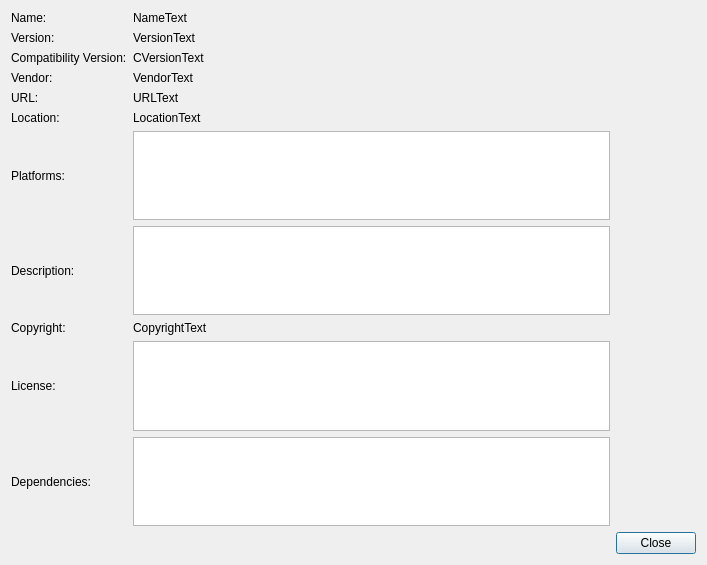
Qt form Source/Applications/DREAM3D/UI_Files/PluginDetails.ui (BlueQuartzSoftware/DREAM3D) before a commit.
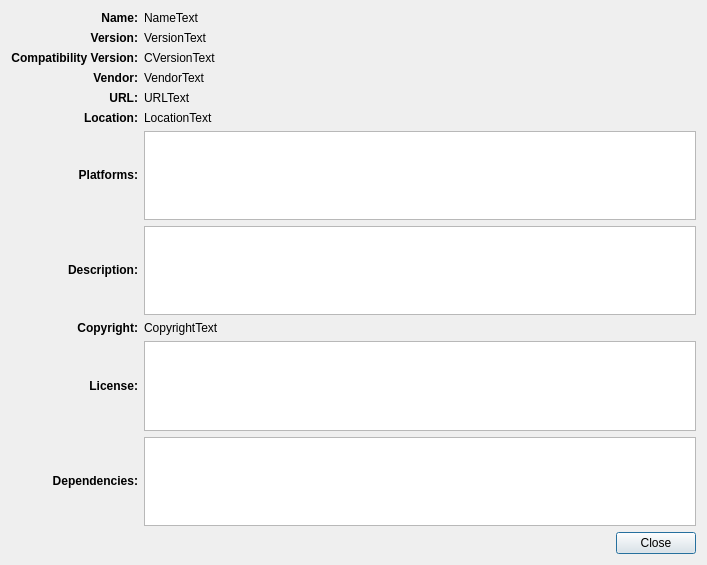
The same form after that commit.

Commit message: Updating PluginMaker to generate the description file for new plugins.

The edit to the form file:
```diff
--- a/Source/Applications/DREAM3D/UI_Files/PluginDetails.ui
+++ b/Source/Applications/DREAM3D/UI_Files/PluginDetails.ui
@@ -28,16 +28,25 @@
     </widget>
    </item>
    <item row="8" column="0">
-    <widget class="QLabel" name="label_10">
+    <widget class="QLabel" name="copyrightHeader">
      <property name="text">
-      <string>Copyright:</string>
+      <string>&lt;html&gt;&lt;head/&gt;&lt;body&gt;&lt;p&gt;&lt;span style=&quot; font-weight:600;&quot;&gt;Copyright:&lt;/span&gt;&lt;/p&gt;&lt;/body&gt;&lt;/html&gt;</string>
+     </property>
+     <property name="alignment">
+      <set>Qt::AlignRight|Qt::AlignTrailing|Qt::AlignVCenter</set>
      </property>
     </widget>
    </item>
    <item row="0" column="0">
-    <widget class="QLabel" name="label">
+    <widget class="QLabel" name="nameHeader">
+     <property name="layoutDirection">
+      <enum>Qt::LeftToRight</enum>
+     </property>
      <property name="text">
-      <string>Name:</string>
+      <string>&lt;html&gt;&lt;head/&gt;&lt;body&gt;&lt;p&gt;&lt;span style=&quot; font-weight:600;&quot;&gt;Name:&lt;/span&gt;&lt;/p&gt;&lt;/body&gt;&lt;/html&gt;</string>
+     </property>
+     <property name="alignment">
+      <set>Qt::AlignRight|Qt::AlignTrailing|Qt::AlignVCenter</set>
      </property>
     </widget>
    </item>
@@ -56,58 +65,82 @@
     </widget>
    </item>
    <item row="11" column="0">
-    <widget class="QLabel" name="label_12">
+    <widget class="QLabel" name="dependenciesHeader">
      <property name="text">
-      <string>Dependencies:</string>
+      <string>&lt;html&gt;&lt;head/&gt;&lt;body&gt;&lt;p&gt;&lt;span style=&quot; font-weight:600;&quot;&gt;Dependencies:&lt;/span&gt;&lt;/p&gt;&lt;/body&gt;&lt;/html&gt;</string>
+     </property>
+     <property name="alignment">
+      <set>Qt::AlignRight|Qt::AlignTrailing|Qt::AlignVCenter</set>
      </property>
     </widget>
    </item>
    <item row="6" column="0">
-    <widget class="QLabel" name="label_8">
+    <widget class="QLabel" name="platformsHeader">
      <property name="text">
-      <string>Platforms:</string>
+      <string>&lt;html&gt;&lt;head/&gt;&lt;body&gt;&lt;p&gt;&lt;span style=&quot; font-weight:600;&quot;&gt;Platforms:&lt;/span&gt;&lt;/p&gt;&lt;/body&gt;&lt;/html&gt;</string>
+     </property>
+     <property name="alignment">
+      <set>Qt::AlignRight|Qt::AlignTrailing|Qt::AlignVCenter</set>
      </property>
     </widget>
    </item>
    <item row="4" column="0">
-    <widget class="QLabel" name="label_6">
+    <widget class="QLabel" name="urlHeader">
      <property name="text">
-      <string>URL:</string>
+      <string>&lt;html&gt;&lt;head/&gt;&lt;body&gt;&lt;p&gt;&lt;span style=&quot; font-weight:600;&quot;&gt;URL:&lt;/span&gt;&lt;/p&gt;&lt;/body&gt;&lt;/html&gt;</string>
+     </property>
+     <property name="alignment">
+      <set>Qt::AlignRight|Qt::AlignTrailing|Qt::AlignVCenter</set>
      </property>
     </widget>
    </item>
    <item row="9" column="0">
-    <widget class="QLabel" name="label_11">
+    <widget class="QLabel" name="licenseHeader">
      <property name="text">
-      <string>License:</string>
+      <string>&lt;html&gt;&lt;head/&gt;&lt;body&gt;&lt;p&gt;&lt;span style=&quot; font-weight:600;&quot;&gt;License:&lt;/span&gt;&lt;/p&gt;&lt;/body&gt;&lt;/html&gt;</string>
+     </property>
+     <property name="alignment">
+      <set>Qt::AlignRight|Qt::AlignTrailing|Qt::AlignVCenter</set>
      </property>
     </widget>
    </item>
    <item row="3" column="0">
-    <widget class="QLabel" name="label_4">
+    <widget class="QLabel" name="vendorHeader">
      <property name="text">
-      <string>Vendor:</string>
+      <string>&lt;html&gt;&lt;head/&gt;&lt;body&gt;&lt;p&gt;&lt;span style=&quot; font-weight:600;&quot;&gt;Vendor:&lt;/span&gt;&lt;/p&gt;&lt;/body&gt;&lt;/html&gt;</string>
+     </property>
+     <property name="alignment">
+      <set>Qt::AlignRight|Qt::AlignTrailing|Qt::AlignVCenter</set>
      </property>
     </widget>
    </item>
    <item row="7" column="0">
-    <widget class="QLabel" name="label_9">
+    <widget class="QLabel" name="descriptionHeader">
      <property name="text">
-      <string>Description:</string>
+      <string>&lt;html&gt;&lt;head/&gt;&lt;body&gt;&lt;p&gt;&lt;span style=&quot; font-weight:600;&quot;&gt;Description:&lt;/span&gt;&lt;/p&gt;&lt;/body&gt;&lt;/html&gt;</string>
+     </property>
+     <property name="alignment">
+      <set>Qt::AlignRight|Qt::AlignTrailing|Qt::AlignVCenter</set>
      </property>
     </widget>
    </item>
    <item row="5" column="0">
-    <widget class="QLabel" name="label_7">
+    <widget class="QLabel" name="locationHeader">
      <property name="text">
-      <string>Location:</string>
+      <string>&lt;html&gt;&lt;head/&gt;&lt;body&gt;&lt;p&gt;&lt;span style=&quot; font-weight:600;&quot;&gt;Location:&lt;/span&gt;&lt;/p&gt;&lt;/body&gt;&lt;/html&gt;</string>
+     </property>
+     <property name="alignment">
+      <set>Qt::AlignRight|Qt::AlignTrailing|Qt::AlignVCenter</set>
      </property>
     </widget>
    </item>
    <item row="2" column="0">
-    <widget class="QLabel" name="label_3">
+    <widget class="QLabel" name="cVersionHeader">
      <property name="text">
-      <string>Compatibility Version:</string>
+      <string>&lt;html&gt;&lt;head/&gt;&lt;body&gt;&lt;p&gt;&lt;span style=&quot; font-weight:600;&quot;&gt;Compatibility Version:&lt;/span&gt;&lt;/p&gt;&lt;/body&gt;&lt;/html&gt;</string>
+     </property>
+     <property name="alignment">
+      <set>Qt::AlignRight|Qt::AlignTrailing|Qt::AlignVCenter</set>
      </property>
     </widget>
    </item>
@@ -140,9 +173,12 @@
     </widget>
    </item>
    <item row="1" column="0">
-    <widget class="QLabel" name="label_2">
+    <widget class="QLabel" name="versionHeader">
      <property name="text">
-      <string>Version:</string>
+      <string>&lt;html&gt;&lt;head/&gt;&lt;body&gt;&lt;p&gt;&lt;span style=&quot; font-weight:600;&quot;&gt;Version:&lt;/span&gt;&lt;/p&gt;&lt;/body&gt;&lt;/html&gt;</string>
+     </property>
+     <property name="alignment">
+      <set>Qt::AlignRight|Qt::AlignTrailing|Qt::AlignVCenter</set>
      </property>
     </widget>
    </item>
@@ -153,16 +189,6 @@
      </property>
     </widget>
    </item>
-   <item row="12" column="3">
-    <widget class="QPushButton" name="closeBtn">
-     <property name="text">
-      <string>Close</string>
-     </property>
-     <property name="default">
-      <bool>true</bool>
-     </property>
-    </widget>
-   </item>
    <item row="4" column="2">
     <widget class="QLabel" name="urlLabel">
      <property name="text">
@@ -177,19 +203,6 @@
      </property>
     </widget>
    </item>
-   <item row="12" column="2">
-    <spacer name="horizontalSpacer">
-     <property name="orientation">
-      <enum>Qt::Horizontal</enum>
-     </property>
-     <property name="sizeHint" stdset="0">
-      <size>
-       <width>548</width>
-       <height>20</height>
-      </size>
-     </property>
-    </spacer>
-   </item>
    <item row="8" column="2">
     <widget class="QLabel" name="copyrightLabel">
      <property name="text">
@@ -197,6 +210,36 @@
      </property>
     </widget>
    </item>
+   <item row="12" column="2">
+    <layout class="QGridLayout" name="gridLayout_2">
+     <property name="bottomMargin">
+      <number>0</number>
+     </property>
+     <item row="0" column="0">
+      <spacer name="horizontalSpacer">
+       <property name="orientation">
+        <enum>Qt::Horizontal</enum>
+       </property>
+       <property name="sizeHint" stdset="0">
+        <size>
+         <width>40</width>
+         <height>20</height>
+        </size>
+       </property>
+      </spacer>
+     </item>
+     <item row="0" column="1">
+      <widget class="QPushButton" name="closeBtn">
+       <property name="text">
+        <string>Close</string>
+       </property>
+       <property name="default">
+        <bool>true</bool>
+       </property>
+      </widget>
+     </item>
+    </layout>
+   </item>
   </layout>
  </widget>
  <resources/>
```
The commit also changes 4 other files.
